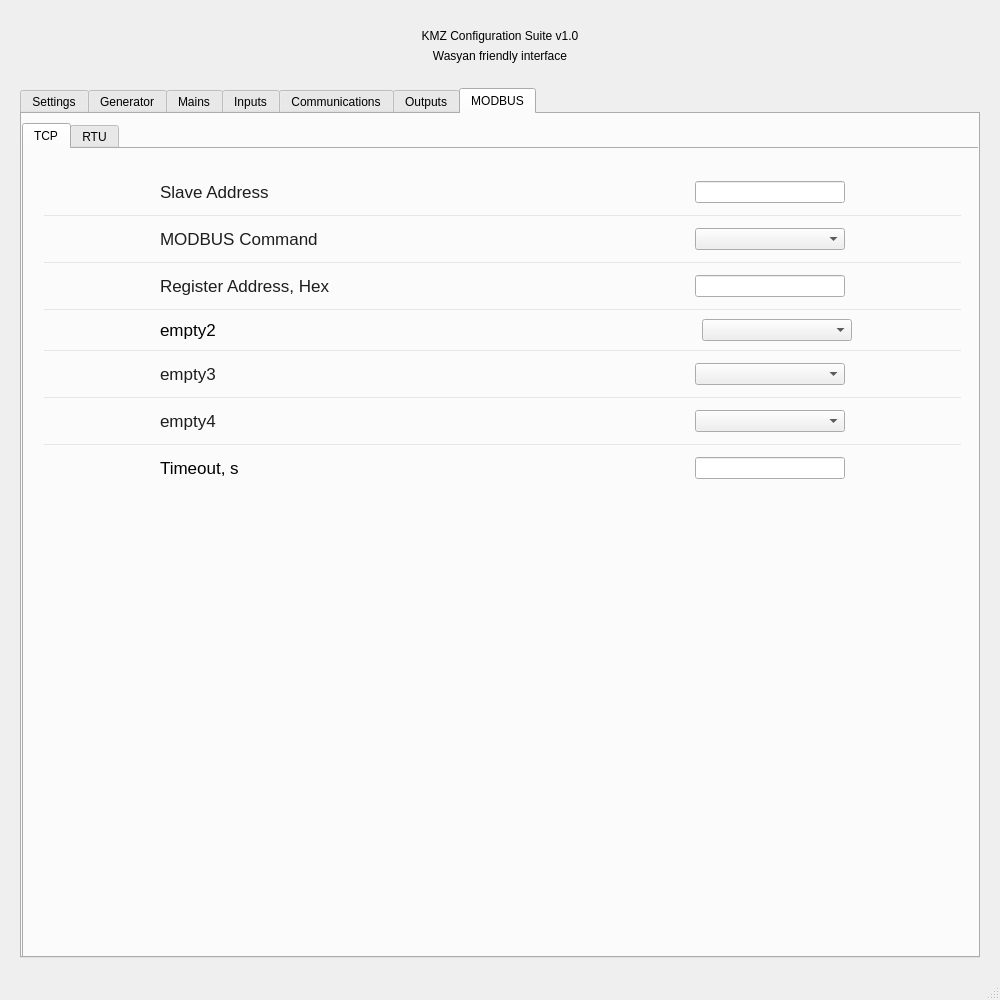
This is app2/mainwindow.ui in Millyvolt/qt_cursor_app_2 as Qt 5 draws it before an edit. The edited form follows.
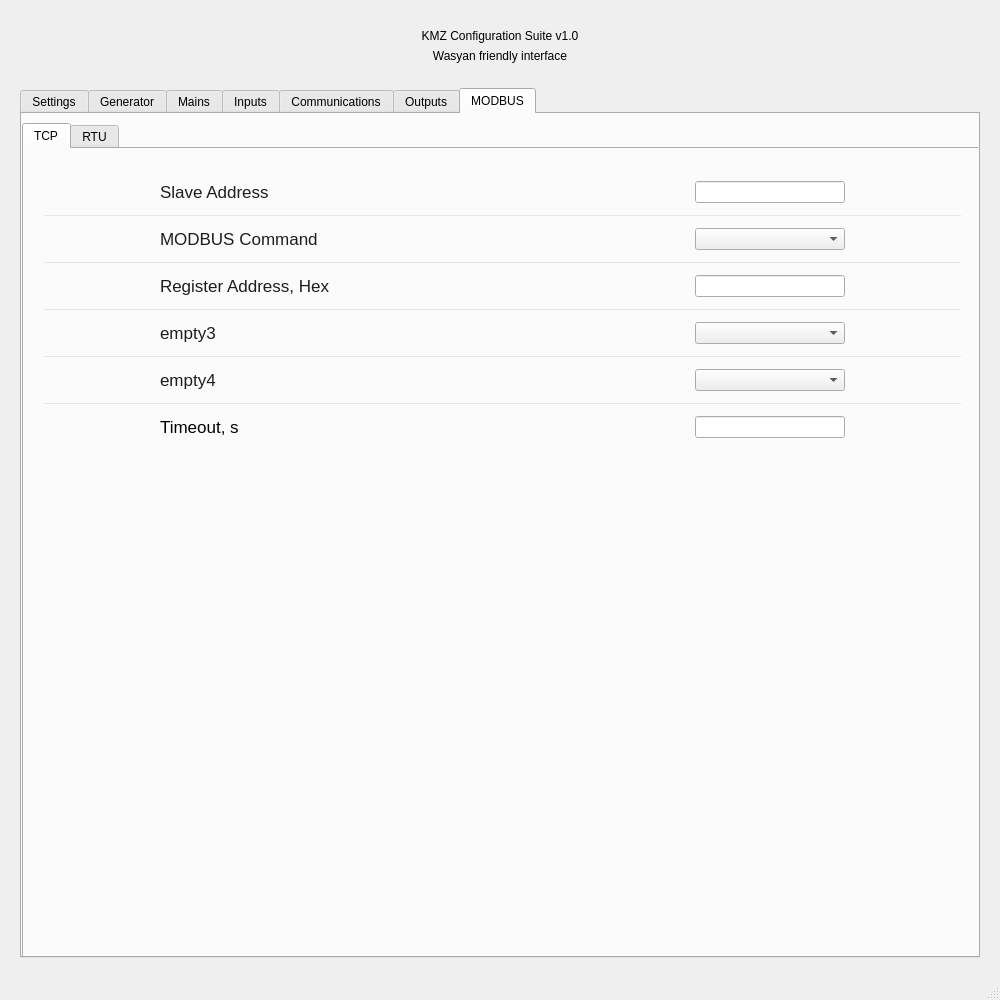
This is the edited form.

Commit message: Deleted lines in tabs

Diff of the .ui file:
```diff
--- a/app2/mainwindow.ui
+++ b/app2/mainwindow.ui
@@ -3875,105 +3875,6 @@
                </property>
               </widget>
              </item>
-             <item>
-              <widget class="QFrame" name="ios_row_tcp_action">
-               <layout class="QHBoxLayout" name="ios_row_tcp_action_layout">
-                <property name="leftMargin">
-                 <number>16</number>
-                </property>
-                <item>
-                 <spacer name="horizontalSpacer_tcp_7">
-                  <property name="orientation">
-                   <enum>Qt::Horizontal</enum>
-                  </property>
-                  <property name="sizeType">
-                   <enum>QSizePolicy::Fixed</enum>
-                  </property>
-                  <property name="sizeHint" stdset="0">
-                   <size>
-                    <width>100</width>
-                    <height>20</height>
-                   </size>
-                  </property>
-                 </spacer>
-                </item>
-                <item>
-                 <widget class="QLabel" name="label_tcp_action">
-                  <property name="styleSheet">
-                   <string>font-size: 17px; color: #1d1f;</string>
-                  </property>
-                  <property name="text">
-                   <string>empty2</string>
-                  </property>
-                 </widget>
-                </item>
-                <item>
-                 <spacer name="horizontalSpacer_tcp_action">
-                  <property name="orientation">
-                   <enum>Qt::Horizontal</enum>
-                  </property>
-                  <property name="sizeHint" stdset="0">
-                   <size>
-                    <width>40</width>
-                    <height>20</height>
-                   </size>
-                  </property>
-                 </spacer>
-                </item>
-                <item>
-                 <widget class="QComboBox" name="comboBox_tcp_Mode">
-                  <property name="sizePolicy">
-                   <sizepolicy hsizetype="Fixed" vsizetype="Fixed">
-                    <horstretch>0</horstretch>
-                    <verstretch>0</verstretch>
-                   </sizepolicy>
-                  </property>
-                  <property name="minimumSize">
-                   <size>
-                    <width>150</width>
-                    <height>0</height>
-                   </size>
-                  </property>
-                  <property name="styleSheet">
-                   <string notr="true"/>
-                  </property>
-                  <property name="currentText">
-                   <string/>
-                  </property>
-                 </widget>
-                </item>
-                <item>
-                 <spacer name="horizontalSpacer_tcp_11">
-                  <property name="orientation">
-                   <enum>Qt::Horizontal</enum>
-                  </property>
-                  <property name="sizeType">
-                   <enum>QSizePolicy::Fixed</enum>
-                  </property>
-                  <property name="sizeHint" stdset="0">
-                   <size>
-                    <width>100</width>
-                    <height>20</height>
-                   </size>
-                  </property>
-                 </spacer>
-                </item>
-               </layout>
-              </widget>
-             </item>
-             <item>
-              <widget class="QFrame" name="ios_separator_tcp_4">
-               <property name="styleSheet">
-                <string>background-color: #e5e5ea; border: none; max-height: 1px;</string>
-               </property>
-               <property name="frameShape">
-                <enum>QFrame::HLine</enum>
-               </property>
-               <property name="frameShadow">
-                <enum>QFrame::Sunken</enum>
-               </property>
-              </widget>
-             </item>
              <item>
               <widget class="QFrame" name="ios_row_tcp_arming">
                <layout class="QHBoxLayout" name="ios_row_tcp_arming_layout">
```
Left out of the diff: 99 changed lines with no effect on the pictures. The commit also changes 4 other files.
